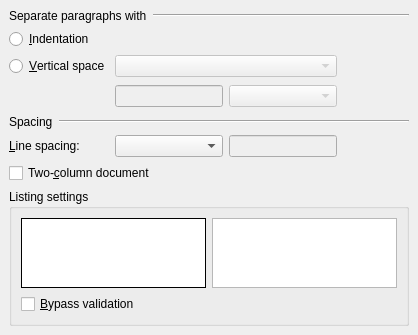
cburschka/lyx, file src/frontends/qt4/ui/TextLayoutUi.ui: the form before one commit.
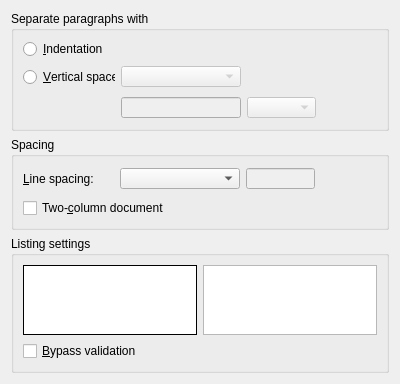
The form after the commit. Custom widgets are drawn as their Qt base class.

Commit message: TextLayoutUi.ui: group everything into boxes for a consistent layout with the other document settings UI

Patch:
```diff
--- a/src/frontends/qt4/ui/TextLayoutUi.ui
+++ b/src/frontends/qt4/ui/TextLayoutUi.ui
@@ -1,100 +1,307 @@
 <ui version="4.0" >
  <class>TextLayoutUi</class>
- <widget class="QWidget" name="TextLayoutUi" >
-  <property name="geometry" >
+ <widget class="QWidget" name="TextLayoutUi">
+  <property name="geometry">
    <rect>
     <x>0</x>
     <y>0</y>
-    <width>418</width>
-    <height>328</height>
+    <width>400</width>
+    <height>366</height>
    </rect>
   </property>
   <property name="windowTitle" >
    <string/>
   </property>
-  <layout class="QGridLayout" >
-   <property name="margin" >
-    <number>9</number>
-   </property>
-   <property name="spacing" >
-    <number>6</number>
-   </property>
-   <item row="4" column="0" colspan="4" >
-    <layout class="QHBoxLayout" >
-     <property name="margin" >
-      <number>0</number>
+  <layout class="QGridLayout" name="gridLayout_3">
+   <item row="0" column="0">
+    <widget class="QGroupBox" name="separateGB">
+     <property name="sizePolicy">
+      <sizepolicy hsizetype="Expanding" vsizetype="Expanding">
+       <horstretch>0</horstretch>
+       <verstretch>0</verstretch>
+      </sizepolicy>
      </property>
-     <property name="spacing" >
-      <number>6</number>
+     <property name="minimumSize">
+      <size>
+       <width>0</width>
+       <height>0</height>
+      </size>
      </property>
-     <item>
-      <widget class="QLabel" name="label" >
-       <property name="text" >
-        <string>Spacing</string>
-       </property>
-      </widget>
-     </item>
-     <item>
-      <widget class="QFrame" name="frame" >
-       <property name="sizePolicy" >
-        <sizepolicy>
-         <hsizetype>7</hsizetype>
-         <vsizetype>0</vsizetype>
-         <horstretch>0</horstretch>
-         <verstretch>0</verstretch>
-        </sizepolicy>
-       </property>
-       <property name="frameShape" >
-        <enum>QFrame::HLine</enum>
-       </property>
-       <property name="frameShadow" >
-        <enum>QFrame::Sunken</enum>
-       </property>
-      </widget>
-     </item>
-    </layout>
+     <property name="title">
+      <string>Separate paragraphs with</string>
+     </property>
+     <property name="flat">
+      <bool>true</bool>
+     </property>
+     <layout class="QGridLayout" name="gridLayout_2">
+      <item row="0" column="0">
+       <widget class="QRadioButton" name="indentRB">
+        <property name="minimumSize">
+         <size>
+          <width>91</width>
+          <height>18</height>
+         </size>
+        </property>
+        <property name="toolTip">
+         <string>Indent consecutive paragraphs</string>
+        </property>
+        <property name="text">
+         <string>&amp;Indentation</string>
+        </property>
+       </widget>
+      </item>
+      <item row="1" column="0">
+       <widget class="QRadioButton" name="skipRB">
+        <property name="minimumSize">
+         <size>
+          <width>91</width>
+          <height>18</height>
+         </size>
+        </property>
+        <property name="toolTip">
+         <string/>
+        </property>
+        <property name="text">
+         <string>&amp;Vertical space</string>
+        </property>
+       </widget>
+      </item>
+      <item row="1" column="1">
+       <widget class="QComboBox" name="skipCO">
+        <property name="enabled">
+         <bool>false</bool>
+        </property>
+        <property name="minimumSize">
+         <size>
+          <width>120</width>
+          <height>20</height>
+         </size>
+        </property>
+        <property name="maximumSize">
+         <size>
+          <width>121</width>
+          <height>21</height>
+         </size>
+        </property>
+        <property name="toolTip">
+         <string>size of the vertical space</string>
+        </property>
+       </widget>
+      </item>
+      <item row="1" column="2" colspan="2">
+       <spacer name="spacer_2">
+        <property name="orientation">
+         <enum>Qt::Horizontal</enum>
+        </property>
+        <property name="sizeType">
+         <enum>QSizePolicy::Expanding</enum>
+        </property>
+        <property name="sizeHint" stdset="0">
+         <size>
+          <width>137</width>
+          <height>26</height>
+         </size>
+        </property>
+       </spacer>
+      </item>
+      <item row="2" column="1">
+       <widget class="QLineEdit" name="skipLE">
+        <property name="enabled">
+         <bool>false</bool>
+        </property>
+        <property name="sizePolicy">
+         <sizepolicy hsizetype="Preferred" vsizetype="Fixed">
+          <horstretch>0</horstretch>
+          <verstretch>0</verstretch>
+         </sizepolicy>
+        </property>
+        <property name="minimumSize">
+         <size>
+          <width>120</width>
+          <height>20</height>
+         </size>
+        </property>
+        <property name="maximumSize">
+         <size>
+          <width>121</width>
+          <height>21</height>
+         </size>
+        </property>
+        <property name="toolTip">
+         <string>value</string>
+        </property>
+       </widget>
+      </item>
+      <item row="2" column="2">
+       <widget class="LengthCombo" name="skipLengthCO">
+        <property name="enabled">
+         <bool>false</bool>
+        </property>
+        <property name="minimumSize">
+         <size>
+          <width>69</width>
+          <height>20</height>
+         </size>
+        </property>
+        <property name="maximumSize">
+         <size>
+          <width>70</width>
+          <height>21</height>
+         </size>
+        </property>
+        <property name="toolTip">
+         <string>unit</string>
+        </property>
+       </widget>
+      </item>
+      <item row="2" column="3">
+       <spacer>
+        <property name="orientation">
+         <enum>Qt::Horizontal</enum>
+        </property>
+        <property name="sizeType">
+         <enum>QSizePolicy::Expanding</enum>
+        </property>
+        <property name="sizeHint" stdset="0">
+         <size>
+          <width>62</width>
+          <height>23</height>
+         </size>
+        </property>
+       </spacer>
+      </item>
+     </layout>
+    </widget>
    </item>
-   <item row="0" column="0" colspan="4" >
-    <layout class="QHBoxLayout" >
-     <property name="margin" >
-      <number>0</number>
+   <item row="1" column="0">
+    <widget class="QGroupBox" name="spacingGB">
+     <property name="sizePolicy">
+      <sizepolicy hsizetype="Expanding" vsizetype="Expanding">
+       <horstretch>0</horstretch>
+       <verstretch>0</verstretch>
+      </sizepolicy>
      </property>
-     <property name="spacing" >
-      <number>6</number>
+     <property name="minimumSize">
+      <size>
+       <width>0</width>
+       <height>0</height>
+      </size>
      </property>
-     <item>
-      <widget class="QLabel" name="label_2" >
-       <property name="text" >
-        <string>Separate paragraphs with</string>
-       </property>
-      </widget>
-     </item>
-     <item>
-      <widget class="QFrame" name="frame_2" >
-       <property name="sizePolicy" >
-        <sizepolicy>
-         <hsizetype>7</hsizetype>
-         <vsizetype>0</vsizetype>
-         <horstretch>0</horstretch>
-         <verstretch>0</verstretch>
-        </sizepolicy>
-       </property>
-       <property name="frameShape" >
-        <enum>QFrame::HLine</enum>
-       </property>
-       <property name="frameShadow" >
-        <enum>QFrame::Sunken</enum>
-       </property>
-      </widget>
-     </item>
-    </layout>
+     <property name="title">
+      <string>Spacing</string>
+     </property>
+     <property name="flat">
+      <bool>true</bool>
+     </property>
+     <property name="checkable">
+      <bool>false</bool>
+     </property>
+     <layout class="QGridLayout" name="gridLayout">
+      <item row="0" column="0">
+       <widget class="QLabel" name="lspacingL">
+        <property name="sizePolicy">
+         <sizepolicy hsizetype="Minimum" vsizetype="Fixed">
+          <horstretch>0</horstretch>
+          <verstretch>0</verstretch>
+         </sizepolicy>
+        </property>
+        <property name="minimumSize">
+         <size>
+          <width>91</width>
+          <height>18</height>
+         </size>
+        </property>
+        <property name="text">
+         <string>&amp;Line spacing:</string>
+        </property>
+        <property name="buddy">
+         <cstring>lspacingCO</cstring>
+        </property>
+       </widget>
+      </item>
+      <item row="0" column="1">
+       <widget class="QComboBox" name="lspacingCO">
+        <property name="sizePolicy">
+         <sizepolicy hsizetype="Preferred" vsizetype="Fixed">
+          <horstretch>0</horstretch>
+          <verstretch>0</verstretch>
+         </sizepolicy>
+        </property>
+        <property name="minimumSize">
+         <size>
+          <width>120</width>
+          <height>20</height>
+         </size>
+        </property>
+        <property name="maximumSize">
+         <size>
+          <width>121</width>
+          <height>21</height>
+         </size>
+        </property>
+        <property name="duplicatesEnabled">
+         <bool>false</bool>
+        </property>
+       </widget>
+      </item>
+      <item row="0" column="2">
+       <widget class="QLineEdit" name="lspacingLE">
+        <property name="enabled">
+         <bool>false</bool>
+        </property>
+        <property name="sizePolicy">
+         <sizepolicy hsizetype="Preferred" vsizetype="Fixed">
+          <horstretch>0</horstretch>
+          <verstretch>0</verstretch>
+         </sizepolicy>
+        </property>
+        <property name="minimumSize">
+         <size>
+          <width>69</width>
+          <height>20</height>
+         </size>
+        </property>
+        <property name="maximumSize">
+         <size>
+          <width>70</width>
+          <height>21</height>
+         </size>
+        </property>
+        <property name="toolTip">
+         <string>number of lines</string>
+        </property>
+       </widget>
+      </item>
+      <item row="0" column="3">
+       <spacer>
+        <property name="orientation">
+         <enum>Qt::Horizontal</enum>
+        </property>
+        <property name="sizeHint" stdset="0">
+         <size>
+          <width>62</width>
+          <height>26</height>
+         </size>
+        </property>
+       </spacer>
+      </item>
+      <item row="1" column="0" colspan="2">
+       <widget class="QCheckBox" name="twoColumnCB">
+        <property name="toolTip">
+         <string>Format text into two columns</string>
+        </property>
+        <property name="text">
+         <string>Two-&amp;column document</string>
+        </property>
+       </widget>
+      </item>
+     </layout>
+    </widget>
    </item>
-   <item row="7" column="0" colspan="4" >
-    <widget class="QGroupBox" name="listingsGB" >
-     <property name="sizePolicy" >
-      <sizepolicy>
-       <hsizetype>7</hsizetype>
-       <vsizetype>7</vsizetype>
+   <item row="2" column="0">
+    <widget class="QGroupBox" name="listingsGB">
+     <property name="sizePolicy">
+      <sizepolicy hsizetype="Expanding" vsizetype="Expanding">
        <horstretch>0</horstretch>
        <verstretch>0</verstretch>
       </sizepolicy>
@@ -114,16 +321,16 @@
      <property name="flat" >
       <bool>true</bool>
      </property>
-     <layout class="QGridLayout" >
-      <property name="margin" >
+     <layout class="QGridLayout">
+      <property name="margin">
        <number>9</number>
       </property>
-      <property name="spacing" >
+      <property name="spacing">
        <number>6</number>
       </property>
-      <item row="1" column="0" >
-       <widget class="QCheckBox" name="bypassCB" >
-        <property name="toolTip" >
+      <item row="1" column="0">
+       <widget class="QCheckBox" name="bypassCB">
+        <property name="toolTip">
          <string>Check it to enter parameters that are not recognizable by LyX</string>
         </property>
         <property name="text" >
@@ -131,12 +338,10 @@
         </property>
        </widget>
       </item>
-      <item row="0" column="0" >
-       <widget class="QTextBrowser" name="listingsTB" >
-        <property name="sizePolicy" >
-         <sizepolicy>
-          <hsizetype>5</hsizetype>
-          <vsizetype>7</vsizetype>
+      <item row="0" column="0">
+       <widget class="QTextBrowser" name="listingsTB">
+        <property name="sizePolicy">
+         <sizepolicy hsizetype="Preferred" vsizetype="Expanding">
           <horstretch>0</horstretch>
           <verstretch>0</verstretch>
          </sizepolicy>
@@ -161,12 +366,10 @@
         </property>
        </widget>
       </item>
-      <item row="0" column="1" >
-       <widget class="QTextEdit" name="listingsED" >
-        <property name="sizePolicy" >
-         <sizepolicy>
-          <hsizetype>5</hsizetype>
-          <vsizetype>7</vsizetype>
+      <item row="0" column="1">
+       <widget class="QTextEdit" name="listingsED">
+        <property name="sizePolicy">
+         <sizepolicy hsizetype="Preferred" vsizetype="Expanding">
           <horstretch>0</horstretch>
           <verstretch>0</verstretch>
          </sizepolicy>
@@ -176,150 +379,22 @@
      </layout>
     </widget>
    </item>
-   <item row="8" column="0" colspan="4" >
+   <item row="3" column="0">
     <spacer>
-     <property name="orientation" >
+     <property name="orientation">
       <enum>Qt::Vertical</enum>
      </property>
-     <property name="sizeType" >
+     <property name="sizeType">
       <enum>QSizePolicy::Expanding</enum>
      </property>
-     <property name="sizeHint" >
+     <property name="sizeHint" stdset="0">
       <size>
-       <width>400</width>
-       <height>16</height>
+       <width>38</width>
+       <height>17</height>
       </size>
      </property>
     </spacer>
    </item>
-   <item row="3" column="3" >
-    <spacer>
-     <property name="orientation" >
-      <enum>Qt::Horizontal</enum>
-     </property>
-     <property name="sizeType" >
-      <enum>QSizePolicy::Expanding</enum>
-     </property>
-     <property name="sizeHint" >
-      <size>
-       <width>31</width>
-       <height>26</height>
-      </size>
-     </property>
-    </spacer>
-   </item>
-   <item row="5" column="3" >
-    <spacer>
-     <property name="orientation" >
-      <enum>Qt::Horizontal</enum>
-     </property>
-     <property name="sizeHint" >
-      <size>
-       <width>40</width>
-       <height>20</height>
-      </size>
-     </property>
-    </spacer>
-   </item>
-   <item row="6" column="0" colspan="4" >
-    <widget class="QCheckBox" name="twoColumnCB" >
-     <property name="toolTip" >
-      <string>Format text into two columns</string>
-     </property>
-     <property name="text" >
-      <string>Two-&amp;column document</string>
-     </property>
-    </widget>
-   </item>
-   <item row="2" column="0" >
-    <widget class="QRadioButton" name="skipRB" >
-     <property name="toolTip" >
-      <string/>
-     </property>
-     <property name="text" >
-      <string>&amp;Vertical space</string>
-     </property>
-    </widget>
-   </item>
-   <item row="1" column="0" >
-    <widget class="QRadioButton" name="indentRB" >
-     <property name="toolTip" >
-      <string>Indent consecutive paragraphs</string>
-     </property>
-     <property name="text" >
-      <string>&amp;Indentation</string>
-     </property>
-    </widget>
-   </item>
-   <item row="2" column="1" colspan="2" >
-    <widget class="QComboBox" name="skipCO" >
-     <property name="enabled" >
-      <bool>false</bool>
-     </property>
-    </widget>
-   </item>
-   <item row="3" column="1" >
-    <widget class="QLineEdit" name="skipLE" >
-     <property name="enabled" >
-      <bool>false</bool>
-     </property>
-     <property name="sizePolicy" >
-      <sizepolicy>
-       <hsizetype>1</hsizetype>
-       <vsizetype>0</vsizetype>
-       <horstretch>0</horstretch>
-       <verstretch>0</verstretch>
-      </sizepolicy>
-     </property>
-    </widget>
-   </item>
-   <item row="3" column="2" >
-    <widget class="LengthCombo" name="skipLengthCO" >
-     <property name="enabled" >
-      <bool>false</bool>
-     </property>
-    </widget>
-   </item>
-   <item row="5" column="2" >
-    <widget class="QLineEdit" name="lspacingLE" >
-     <property name="enabled" >
-      <bool>false</bool>
-     </property>
-     <property name="sizePolicy" >
-      <sizepolicy>
-       <hsizetype>1</hsizetype>
-       <vsizetype>0</vsizetype>
-       <horstretch>0</horstretch>
-       <verstretch>0</verstretch>
-      </sizepolicy>
-     </property>
-    </widget>
-   </item>
-   <item row="5" column="1" >
-    <widget class="QComboBox" name="lspacingCO" >
-     <property name="sizePolicy" >
-      <sizepolicy>
-       <hsizetype>5</hsizetype>
-       <vsizetype>0</vsizetype>
-       <horstretch>0</horstretch>
-       <verstretch>0</verstretch>
-      </sizepolicy>
-     </property>
-     <property name="duplicatesEnabled" >
-      <bool>false</bool>
-     </property>
-    </widget>
-   </item>
-   <item row="5" column="0" >
-    <widget class="QLabel" name="lspacingL" >
-     <property name="text" >
-      <string>&amp;Line spacing:</string>
-     </property>
-     <property name="buddy" >
-      <cstring>lspacingCO</cstring>
-     </property>
-    </widget>
-   </item>
   </layout>
  </widget>
  <customwidgets>
```
Left out of the diff: 31 changed lines with no effect on the pictures.
